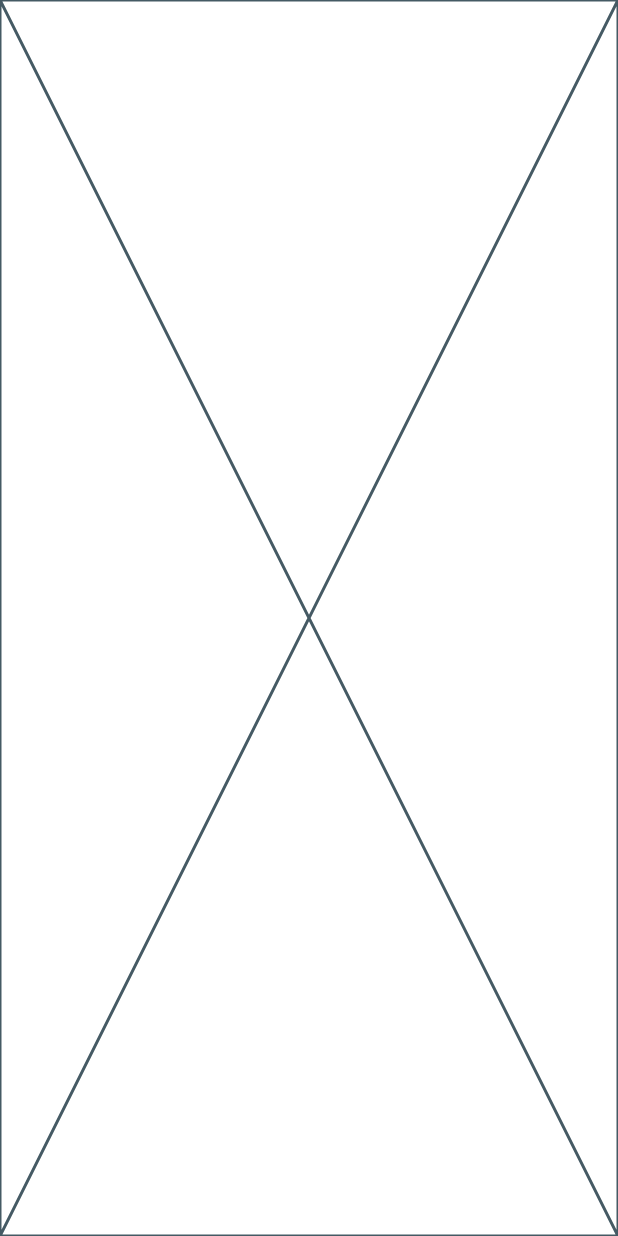
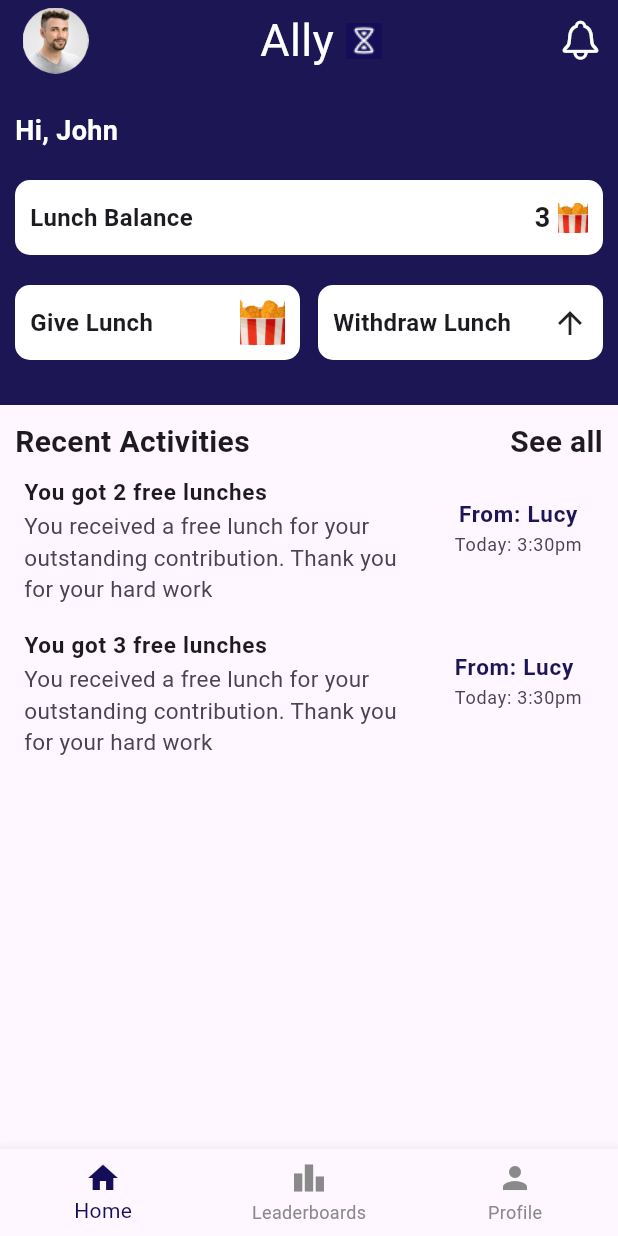
Before and after one commit to hngx-org/Giants-food-mobile, a Flutter app: the screen it shows after launch, on a phone screen of 412 x 824 dp. Run offline on Flutter 3.47's test engine with Material 2 defaults, Android fonts, the phone set to English and light mode, and no system bars; our stand-ins replace flutter_screenutil, get.

Commit message:
updated homescreen with bottomNav

```diff
--- /dev/null
+++ b/lib/core/app_export.dart
@@ -0,0 +1,5 @@
+export 'package:get/get.dart';
+//export './utils/image_constant.dart';
+export '../themes/app_theme.dart';
+export 'package:flutter_screenutil/flutter_screenutil.dart';
+//export 'package:giants_free_lunch/screens/home_screen.dart';
--- /dev/null
+++ b/lib/core/colors/colors.dart
@@ -0,0 +1,4 @@
+import 'package:flutter/material.dart';
+
+const Color colorPrimary = Color.fromARGB(255, 29, 22, 84);
+const Color colorWhite = Colors.white;
--- a/lib/main.dart
+++ b/lib/main.dart
@@ -1,7 +1,7 @@
 import 'package:flutter/material.dart';
-import 'package:flutter_screenutil/flutter_screenutil.dart';
-import 'package:giants_free_lunch/screens/home_screen.dart';
-import 'package:get/get.dart';
+import 'package:giants_free_lunch/screens/homescreen/home_screen.dart';
+import './core/app_export.dart';
+
 void main() {
   runApp(const MyApp());
 }
@@ -16,11 +16,10 @@ class MyApp extends StatelessWidget {
       debugShowCheckedModeBanner: false,
       title: 'Free Lunch App',
       theme: ThemeData(
-
         colorScheme: ColorScheme.fromSeed(seedColor: Colors.deepPurple),
         useMaterial3: true,
       ),
-      home: const HomePage(),
+      home: HomePage(),
     );
   }
 }
--- a/lib/screens/home_screen.dart
+++ /dev/null
@@ -1,16 +0,0 @@
-import 'package:flutter/material.dart';
-import 'package:get/get.dart';
-
-class HomePage extends StatefulWidget {
-  const HomePage({super.key});
-
-  @override
-  State<HomePage> createState() => _HomePageState();
-}
-
-class _HomePageState extends State<HomePage> {
-  @override
-  Widget build(BuildContext context) {
-    return const Placeholder();
-  }
-}
--- /dev/null
+++ b/lib/screens/homescreen/home_screen.dart
@@ -0,0 +1,272 @@
+// import 'package:flutter/cupertino.dart';
+// import 'package:flutter/material.dart';
+// import 'package:flutter/services.dart';
+// import 'package:get/get.dart';
+// import 'package:giants_free_lunch/core/colors/colors.dart';
+// import 'package:giants_free_lunch/screens/dashboard/bottom_nav.dart';
+// import 'package:giants_free_lunch/screens/homescreen/widgets/container.dart';
+// import 'package:giants_free_lunch/screens/homescreen/widgets/custom_text.dart';
+// import 'package:giants_free_lunch/widgets/custom_bottom_bar.dart' as selected;
+
+// class HomePage extends StatelessWidget {
+//   // const HomePage({super.key});
+
+//   final Rx <BottomBarItem> selectedItem = BottomBarItem.Home.obs ;
+//   @override
+//   Widget build(BuildContext context) {
+//     SystemChrome.setSystemUIOverlayStyle(const SystemUiOverlayStyle(
+//       statusBarColor: colorPrimary,
+//       statusBarIconBrightness: Brightness.light,
+//     ));
+//     return Scaffold(
+//       body: SafeArea(
+//         child: Column(
+//           children: [
+//             _topBuild(),
+//             _recentBuild(),
+//             _activitiesBuild(),
+//           ],
+//         ),
+//       ),
+//       bottomNavigationBar: selected.CustomBottomNavigationBar(selectedItem: selectedItem),
+//     );
+//   }
+
+import 'package:flutter/cupertino.dart';
+import 'package:flutter/material.dart';
+import 'package:flutter/services.dart';
+import 'package:get/get.dart';
+import 'package:giants_free_lunch/core/colors/colors.dart';
+import 'package:giants_free_lunch/screens/homescreen/widgets/container.dart';
+import 'package:giants_free_lunch/screens/homescreen/widgets/custom_text.dart';
+import 'package:giants_free_lunch/screens/leader_board_screen.dart';
+import 'package:giants_free_lunch/screens/profile_page_screen.dart';
+import 'package:giants_free_lunch/widgets/custom_bottom_bar.dart';
+
+//import '../core/app_export.dart';
+class HomePage extends StatelessWidget {
+  final Rx<BottomBarItem> selectedItem = BottomBarItem.Home.obs;
+  @override
+  Widget build(BuildContext context) {
+    SystemChrome.setSystemUIOverlayStyle(const SystemUiOverlayStyle(
+      statusBarColor: colorPrimary,
+      statusBarIconBrightness: Brightness.light,
+    ));
+    return Scaffold(
+      body: SafeArea(
+        child: Column(
+          children: [
+            _topBuild(),
+            _recentBuild(),
+            _activitiesBuild(),
+          ],
+        ),
+      ),
+      bottomNavigationBar: CustomBottomNavigationBar(
+        selectedItem: selectedItem,
+      ),
+    );
+  }
+
+  // Listen to changes in selected item and navigate accordingly
+  HomePage({super.key}) {
+    selectedItem.listen((item) {
+      switch (item) {
+        case BottomBarItem.Home:
+          Get.offAll(() => HomePage()); // Navigate to the Home page
+          break;
+        case BottomBarItem.Leaderboards:
+          Get.offAll(
+              () => LeaderBoard()); // Navigate to the Leaderboards screen
+          break;
+        case BottomBarItem.Profile:
+          Get.offAll(() => ProfilePage()); // Navigate to the Profile screen
+          break;
+      }
+    });
+  }
+}
+
+_activitiesBuild() {
+  return ListView(
+    shrinkWrap: true,
+    children: const [
+      ListTile(
+        title: CustomText(
+          text: "You got 2 free lunches",
+          isBold: true,
+        ),
+        subtitle: CustomText(
+            text:
+                'You received a free lunch for your outstanding contribution. Thank you for your hard work'),
+        trailing: Column(
+          children: [
+            CustomText(
+              text: "From: Lucy",
+              color: colorPrimary,
+              isBold: true,
+            ),
+            CustomText(
+              text: "Today: 3:30pm",
+              fontsize: 12,
+            )
+          ],
+        ),
+      ),
+      ListTile(
+        title: CustomText(
+          text: "You got 3 free lunches",
+          isBold: true,
+        ),
+        subtitle: CustomText(
+            text:
+                'You received a free lunch for your outstanding contribution. Thank you for your hard work'),
+        trailing: Column(
+          crossAxisAlignment: CrossAxisAlignment.start,
+          children: [
+            CustomText(
+              text: "From: Lucy",
+              color: colorPrimary,
+              isBold: true,
+            ),
+            CustomText(
+              text: "Today: 3:30pm",
+              fontsize: 12,
+            )
+          ],
+        ),
+      ),
+    ],
+  );
+}
+
+_recentBuild() {
+  return Padding(
+    padding: const EdgeInsets.symmetric(horizontal: 10).copyWith(
+      top: 10,
+    ),
+    child: const Row(
+      mainAxisAlignment: MainAxisAlignment.spaceBetween,
+      children: [
+        CustomText(
+          text: "Recent Activities",
+          fontsize: 20,
+          isBold: true,
+        ),
+        CustomText(
+          text: "See all",
+          fontsize: 20,
+          isBold: true,
+        ),
+      ],
+    ),
+  );
+}
+
+_topBuild() {
+  return Container(
+    width: double.infinity,
+    height: 270,
+    color: colorPrimary,
+    child: Padding(
+      padding: const EdgeInsets.symmetric(horizontal: 10),
+      child: Stack(
+        children: [
+          Column(
+            crossAxisAlignment: CrossAxisAlignment.start,
+            children: [
+              Row(
+                mainAxisAlignment: MainAxisAlignment.spaceBetween,
+                children: [
+                  Container(
+                    height: 44,
+                    width: 44,
+                    margin: const EdgeInsets.all(5),
+                    alignment: Alignment.center,
+                    decoration: const BoxDecoration(
+                      shape: BoxShape.circle,
+                    ),
+                    child: Image.asset(
+                      'assets/images/account_header.png',
+                      fit: BoxFit.cover,
+                      height: 44,
+                      width: 44,
+                    ),
+                  ),
+                  Row(
+                    children: [
+                      const Text(
+                        "Ally",
+                        style: TextStyle(
+                          color: Colors.white,
+                          fontSize: 30,
+                        ),
+                      ),
+                      Image.asset(
+                        'assets/images/logo.png',
+                        width: 40,
+                        height: 40,
+                      )
+                    ],
+                  ),
+                  const Icon(
+                    CupertinoIcons.bell,
+                    size: 30,
+                    color: Colors.white,
+                  )
+                ],
+              ),
+              const SizedBox(height: 20),
+              const Text(
+                "Hi, John",
+                style: TextStyle(
+                  color: colorWhite,
+                  fontSize: 18,
+                  fontWeight: FontWeight.bold,
+                ),
+              ),
+              const SizedBox(height: 20),
+              DisplayContainer(
+                isImageOrIcon: true,
+                height: 50,
+                width: double.infinity,
+                text: "Lunch Balance",
+                count: '3',
+                image: Image.asset(
+                  'assets/images/snacks.jpeg',
+                  fit: BoxFit.cover,
+                  height: 20,
+                  width: 20,
+                ),
+              ),
+              const SizedBox(height: 20),
+              Row(
+                mainAxisAlignment: MainAxisAlignment.spaceBetween,
+                children: [
+                  DisplayContainer(
+                    isImageOrIcon: true,
+                    height: 50,
+                    width: 190,
+                    text: 'Give Lunch',
+                    image: Image.asset(
+                      'assets/images/snacks.jpeg',
+                      fit: BoxFit.cover,
+                      height: 30,
+                      width: 30,
+                    ),
+                  ),
+                  const DisplayContainer(
+                    height: 50,
+                    width: 190,
+                    text: 'Withdraw Lunch',
+                    sideIcon: Icon(Icons.arrow_upward),
+                  )
+                ],
+              )
+            ],
+          ),
+        ],
+      ),
+    ),
+  );
+}
--- /dev/null
+++ b/lib/screens/homescreen/widgets/container.dart
@@ -0,0 +1,64 @@
+// ignore_for_file: public_member_api_docs, sort_constructors_first
+import 'package:flutter/material.dart';
+
+class DisplayContainer extends StatelessWidget {
+  final double height;
+  final double width;
+  final String? count;
+  final Function()? onTap;
+  final String text;
+  final Icon? sideIcon;
+  final Image? image;
+  final bool isImageOrIcon;
+  const DisplayContainer({
+    Key? key,
+    required this.height,
+    required this.width,
+    this.onTap,
+    required this.text,
+    this.sideIcon,
+    this.image,
+    this.isImageOrIcon = false,
+    this.count,
+  }) : super(key: key);
+
+  @override
+  Widget build(BuildContext context) {
+    return InkWell(
+      onTap: onTap,
+      child: Container(
+        height: height,
+        width: width,
+        padding: const EdgeInsets.symmetric(horizontal: 10),
+        decoration: BoxDecoration(
+          borderRadius: BorderRadius.circular(10),
+          color: Colors.white,
+        ),
+        child: Row(
+          // mainAxisAlignment: MainAxisAlignment.spaceBetween,
+          children: [
+            Text(
+              text,
+              style: const TextStyle(
+                fontSize: 16,
+                fontWeight: FontWeight.bold,
+              ),
+            ),
+            const Spacer(),
+            Text(
+              count ?? "",
+              style: const TextStyle(
+                fontWeight: FontWeight.bold,
+                fontSize: 18,
+              ),
+            ),
+            const SizedBox(width: 5),
+            Container(
+              child: isImageOrIcon ? image : sideIcon,
+            )
+          ],
+        ),
+      ),
+    );
+  }
+}
--- /dev/null
+++ b/lib/screens/homescreen/widgets/custom_text.dart
@@ -0,0 +1,29 @@
+// ignore_for_file: public_member_api_docs, sort_constructors_first
+import 'package:flutter/material.dart';
+
+class CustomText extends StatelessWidget {
+  final String text;
+  final double? fontsize;
+  final bool isBold;
+  final Color? color;
+
+  const CustomText({
+    Key? key,
+    required this.text,
+    this.fontsize = 15,
+    this.isBold = false,
+    this.color,
+  }) : super(key: key);
+
+  @override
+  Widget build(BuildContext context) {
+    return Text(
+      text,
+      style: TextStyle(
+        fontSize: fontsize,
+        fontWeight: isBold ? FontWeight.bold : FontWeight.normal,
+        color: color,
+      ),
+    );
+  }
+}
--- a/lib/screens/leader_board_screen.dart
+++ b/lib/screens/leader_board_screen.dart
@@ -0,0 +1,44 @@
+import 'package:flutter/material.dart';
+import 'package:flutter/services.dart';
+import 'package:get/get.dart';
+import 'package:giants_free_lunch/screens/homescreen/home_screen.dart';
+import 'package:giants_free_lunch/screens/profile_page_screen.dart';
+import 'package:giants_free_lunch/widgets/custom_bottom_bar.dart';
+
+class LeaderBoard extends StatelessWidget {
+  final Rx<BottomBarItem> selectedItem = BottomBarItem.Leaderboards.obs;
+  LeaderBoard({super.key}) {
+    selectedItem.listen((item) {
+      switch (item) {
+        case BottomBarItem.Home:
+          Get.offAll(() => HomePage()); // Navigate to the Home page
+          break;
+        case BottomBarItem.Leaderboards:
+          Get.offAll(
+              () => LeaderBoard()); // Navigate to the Leaderboards screen
+          break;
+        case BottomBarItem.Profile:
+          Get.offAll(() => ProfilePage()); // Navigate to the Profile screen
+          break;
+      }
+    });
+  }
+
+  @override
+  Widget build(BuildContext context) {
+    SystemChrome.setSystemUIOverlayStyle(const SystemUiOverlayStyle(
+      statusBarColor: Colors.transparent,
+      statusBarIconBrightness: Brightness.dark,
+    ));
+    return Scaffold(
+      body: const SafeArea(
+        child: Center(
+          child: Text("Leader Board"),
+        ),
+      ),
+      bottomNavigationBar: CustomBottomNavigationBar(
+        selectedItem: selectedItem,
+      ),
+    );
+  }
+}
--- a/lib/screens/profile_page_screen.dart
+++ b/lib/screens/profile_page_screen.dart
@@ -0,0 +1,45 @@
+import 'package:flutter/material.dart';
+import 'package:flutter/services.dart';
+import 'package:get/get.dart';
+import 'package:giants_free_lunch/screens/homescreen/home_screen.dart';
+import 'package:giants_free_lunch/widgets/custom_bottom_bar.dart';
+
+import 'leader_board_screen.dart';
+
+class ProfilePage extends StatelessWidget {
+  final Rx<BottomBarItem> selectedItem = BottomBarItem.Profile.obs;
+  ProfilePage({super.key}) {
+    selectedItem.listen((item) {
+      switch (item) {
+        case BottomBarItem.Home:
+          Get.offAll(() => HomePage()); // Navigate to the Home page
+          break;
+        case BottomBarItem.Leaderboards:
+          Get.offAll(
+              () => LeaderBoard()); // Navigate to the Leaderboards screen
+          break;
+        case BottomBarItem.Profile:
+          Get.offAll(() => ProfilePage()); // Navigate to the Profile screen
+          break;
+      }
+    });
+  }
+
+  @override
+  Widget build(BuildContext context) {
+    SystemChrome.setSystemUIOverlayStyle(const SystemUiOverlayStyle(
+      statusBarColor: Colors.transparent,
+      statusBarIconBrightness: Brightness.dark,
+    ));
+    return Scaffold(
+      body: const SafeArea(
+        child: Center(
+          child: Text("Profile Page"),
+        ),
+      ),
+      bottomNavigationBar: CustomBottomNavigationBar(
+        selectedItem: selectedItem,
+      ),
+    );
+  }
+}
--- /dev/null
+++ b/lib/widgets/custom_bottom_bar.dart
@@ -0,0 +1,53 @@
+// ignore_for_file: constant_identifier_names, use_key_in_widget_constructors
+
+import 'package:flutter/material.dart';
+import '../core/app_export.dart';
+
+enum BottomBarItem { Home, Leaderboards, Profile }
+
+class CustomBottomNavigationBar extends StatelessWidget {
+  final Rx<BottomBarItem> selectedItem;
+
+  const CustomBottomNavigationBar({required this.selectedItem});
+
+  @override
+  Widget build(BuildContext context) {
+    return Obx(
+      () => BottomNavigationBar(
+        currentIndex: BottomBarItem.values.indexOf(selectedItem.value),
+        onTap: (index) => selectedItem.value = BottomBarItem.values[index],
+        selectedItemColor: const Color(0xFF150D57), // Active item color
+        unselectedItemColor: const Color(0xFF8A8A8A), // Default item color
+        type: BottomNavigationBarType.fixed,
+        items: [
+          _buildBottomNavigationBarItem(
+            icon: Icons.home,
+            title: 'Home',
+            item: BottomBarItem.Home,
+          ),
+          _buildBottomNavigationBarItem(
+            icon: Icons.leaderboard,
+            title: 'Leaderboards',
+            item: BottomBarItem.Leaderboards,
+          ),
+          _buildBottomNavigationBarItem(
+            icon: Icons.person,
+            title: 'Profile',
+            item: BottomBarItem.Profile,
+          ),
+        ],
+      ),
+    );
+  }
+
+  BottomNavigationBarItem _buildBottomNavigationBarItem({
+    required IconData icon,
+    required String title,
+    required BottomBarItem item,
+  }) {
+    return BottomNavigationBarItem(
+      icon: Icon(icon),
+      label: title,
+    );
+  }
+}
--- a/pubspec.yaml
+++ b/pubspec.yaml
@@ -63,8 +63,8 @@ flutter:
   uses-material-design: true
 
   # To add assets to your application, add an assets section, like this:
-  # assets:
-  #   - images/a_dot_burr.jpeg
+  assets:
+    - assets/images/
   #   - images/a_dot_ham.jpeg
 
   # An image asset can refer to one or more resolution-specific "variants", see
```
Also changed, not shown: assets/images/account_header.png (added), assets/images/logo.png (added), assets/images/logo.svg (added), assets/images/snacks.jpeg (added).
